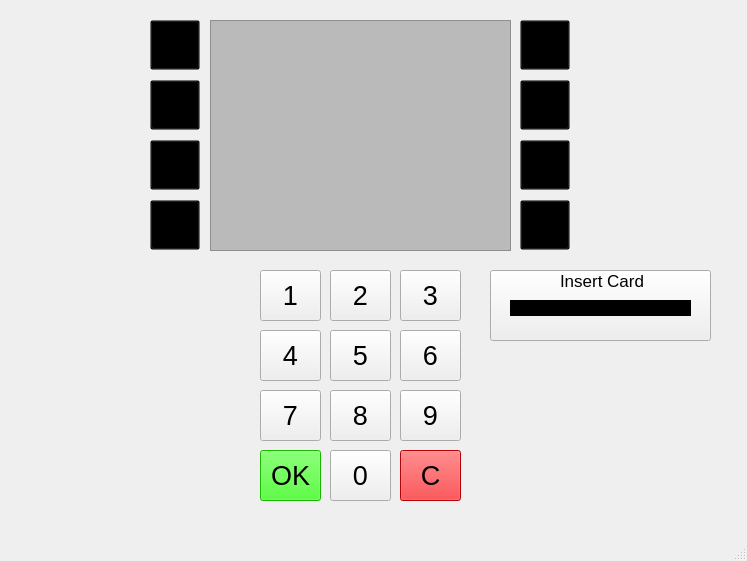
The window that bank-automat/mainwindow.ui (JohWid1/BankSimulRyhmatyo) describes before a commit, drawn with Qt 5.
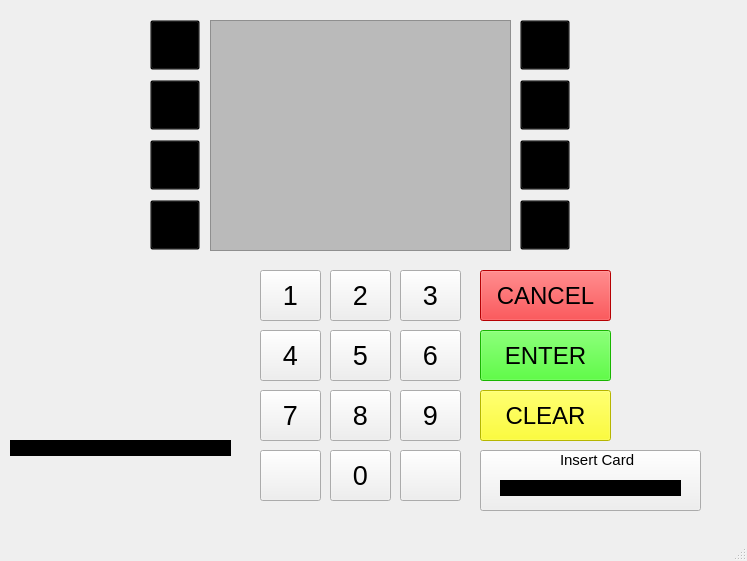
The same window after the commit.

Commit message: UI-päivitetty

Patch:
```diff
--- a/bank-automat/mainwindow.ui
+++ b/bank-automat/mainwindow.ui
@@ -341,15 +341,15 @@
    <widget class="QPushButton" name="clearButton">
     <property name="geometry">
      <rect>
-      <x>400</x>
-      <y>450</y>
-      <width>61</width>
+      <x>480</x>
+      <y>270</y>
+      <width>131</width>
       <height>51</height>
      </rect>
     </property>
     <property name="font">
      <font>
-      <pointsize>20</pointsize>
+      <pointsize>18</pointsize>
       <kerning>true</kerning>
      </font>
     </property>
@@ -357,7 +357,7 @@
      <string notr="true">background-color: rgb(255, 0, 4);</string>
     </property>
     <property name="text">
-     <string>C</string>
+     <string>CANCEL</string>
     </property>
     <property name="checkable">
      <bool>false</bool>
@@ -366,15 +366,15 @@
    <widget class="QPushButton" name="okButton">
     <property name="geometry">
      <rect>
-      <x>260</x>
-      <y>450</y>
-      <width>61</width>
+      <x>480</x>
+      <y>330</y>
+      <width>131</width>
       <height>51</height>
      </rect>
     </property>
     <property name="font">
      <font>
-      <pointsize>20</pointsize>
+      <pointsize>18</pointsize>
       <kerning>true</kerning>
      </font>
     </property>
@@ -382,7 +382,7 @@
      <string notr="true">background-color: rgb(34, 255, 0);</string>
     </property>
     <property name="text">
-     <string>OK</string>
+     <string>ENTER</string>
     </property>
    </widget>
    <widget class="QFrame" name="display">
@@ -407,21 +407,62 @@
    <widget class="QPushButton" name="insertCardButton">
     <property name="geometry">
      <rect>
-      <x>490</x>
-      <y>270</y>
+      <x>480</x>
+      <y>450</y>
       <width>221</width>
-      <height>71</height>
+      <height>61</height>
      </rect>
     </property>
     <property name="text">
      <string/>
     </property>
    </widget>
+   <widget class="QFrame" name="frame_2">
+    <property name="geometry">
+     <rect>
+      <x>10</x>
+      <y>440</y>
+      <width>221</width>
+      <height>16</height>
+     </rect>
+    </property>
+    <property name="styleSheet">
+     <string notr="true">background-color: rgb(0, 0, 0);</string>
+    </property>
+    <property name="frameShape">
+     <enum>QFrame::StyledPanel</enum>
+    </property>
+    <property name="frameShadow">
+     <enum>QFrame::Raised</enum>
+    </property>
+   </widget>
+   <widget class="QPushButton" name="okButton_2">
+    <property name="geometry">
+     <rect>
+      <x>480</x>
+      <y>390</y>
+      <width>131</width>
+      <height>51</height>
+     </rect>
+    </property>
+    <property name="font">
+     <font>
+      <pointsize>18</pointsize>
+      <kerning>true</kerning>
+     </font>
+    </property>
+    <property name="styleSheet">
+     <string notr="true">background-color: rgb(255, 255, 0);</string>
+    </property>
+    <property name="text">
+     <string>CLEAR</string>
+    </property>
+   </widget>
    <widget class="QFrame" name="frame">
     <property name="geometry">
      <rect>
-      <x>510</x>
-      <y>300</y>
+      <x>500</x>
+      <y>480</y>
       <width>181</width>
       <height>16</height>
      </rect>
@@ -440,20 +481,58 @@
     <property name="geometry">
      <rect>
       <x>560</x>
-      <y>270</y>
-      <width>91</width>
-      <height>21</height>
+      <y>450</y>
+      <width>81</width>
+      <height>20</height>
      </rect>
     </property>
     <property name="font">
      <font>
-      <pointsize>13</pointsize>
+      <pointsize>11</pointsize>
      </font>
     </property>
     <property name="text">
      <string>Insert Card</string>
     </property>
    </widget>
+   <widget class="QPushButton" name="N0_2">
+    <property name="geometry">
+     <rect>
+      <x>260</x>
+      <y>450</y>
+      <width>61</width>
+      <height>51</height>
+     </rect>
+    </property>
+    <property name="font">
+     <font>
+      <pointsize>20</pointsize>
+      <kerning>true</kerning>
+     </font>
+    </property>
+    <property name="text">
+     <string/>
+    </property>
+   </widget>
+   <widget class="QPushButton" name="N0_3">
+    <property name="geometry">
+     <rect>
+      <x>400</x>
+      <y>450</y>
+      <width>61</width>
+      <height>51</height>
+     </rect>
+    </property>
+    <property name="font">
+     <font>
+      <pointsize>20</pointsize>
+      <kerning>true</kerning>
+     </font>
+    </property>
+    <property name="text">
+     <string/>
+    </property>
+   </widget>
   </widget>
   <widget class="QMenuBar" name="menubar">
    <property name="geometry">
```
